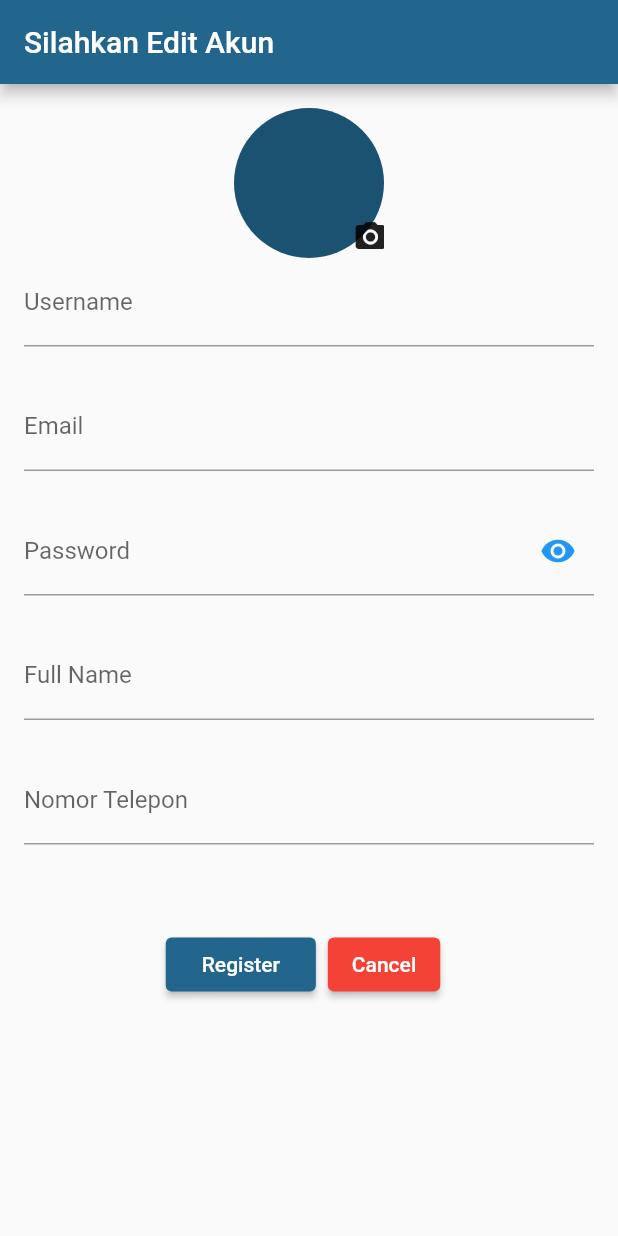
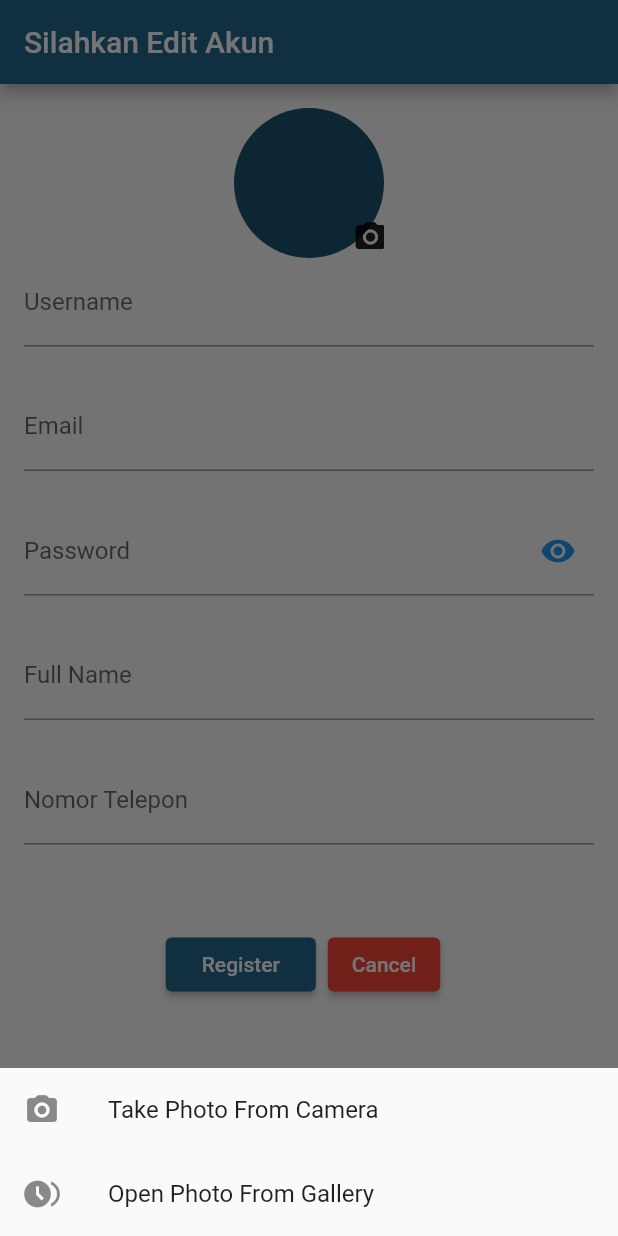
Before and after one commit to ErickMarcellinoP18/11_PBPtransportasi, a Flutter app: the ProfileView screen opened directly with empty values, after a tap on the "camera alt" icon, on a phone screen of 412 x 824 dp. Run offline on Flutter 3.47's test engine with Material 2 defaults, Android fonts, the light colour scheme and no system bars; our stand-ins replace camera, flutter_slidable, flutter_tts, image_picker, qr_flutter, sensors_plus and 2 more; missing offline and left inert: mobile_scanner, screen_brightness; accounts and stored records are empty.

Commit message:
imagePickerUpdated

```diff
--- a/lib/view/profile.dart
+++ b/lib/view/profile.dart
@@ -95,7 +95,7 @@ class _ProfileViewState extends State<ProfileView> {
                             right: -15,
                             child: IconButton(
                                 onPressed: () {
-                                  _pickImage().then((_) => refresh());
+                                  OptionPopUp().then((_) => refresh());
                                   // Navigator.push(context,
                                   //     MaterialPageRoute(builder: (context) {
                                   //   return CameraView(
@@ -310,10 +310,35 @@ class _ProfileViewState extends State<ProfileView> {
     await SQLHelper.editProfilePic(imageBytes, id);
   }
 
-  Future _pickImage() async {
+  Future OptionPopUp() async {
+    showModalBottomSheet(
+        context: context,
+        builder: (BuildContext context) {
+          return Column(
+            mainAxisSize: MainAxisSize.min,
+            children: [
+              ListTile(
+                leading: const Icon(Icons.camera_alt_rounded),
+                title: Text("Take Photo From Camera"),
+                onTap: () {
+                  _pickImage(ImageSource.camera);
+                },
+              ),
+              ListTile(
+                leading: const Icon(Icons.browse_gallery),
+                title: Text("Open Photo From Gallery"),
+                onTap: () {
+                  _pickImage(ImageSource.gallery);
+                },
+              )
+            ],
+          );
+        });
+  }
+
+  Future _pickImage(ImageSource sources) async {
     try {
-      final pickedImage =
-          await ImagePicker().pickImage(source: ImageSource.gallery);
+      final pickedImage = await ImagePicker().pickImage(source: sources);
       setState(() {
         if (pickedImage != null) {
           Navigator.pushReplacement(
```
